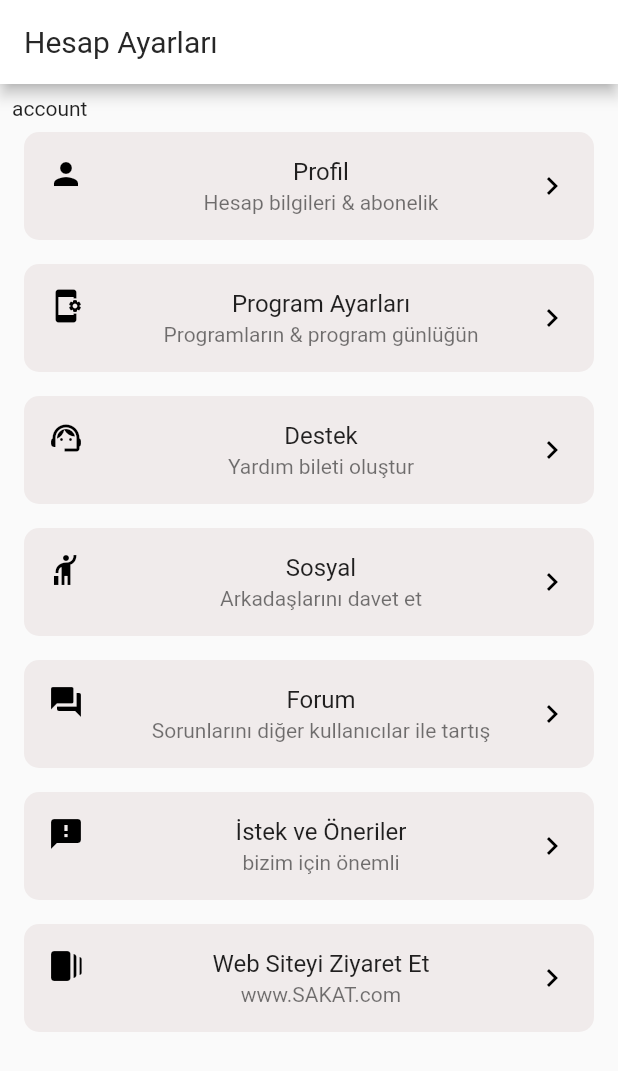
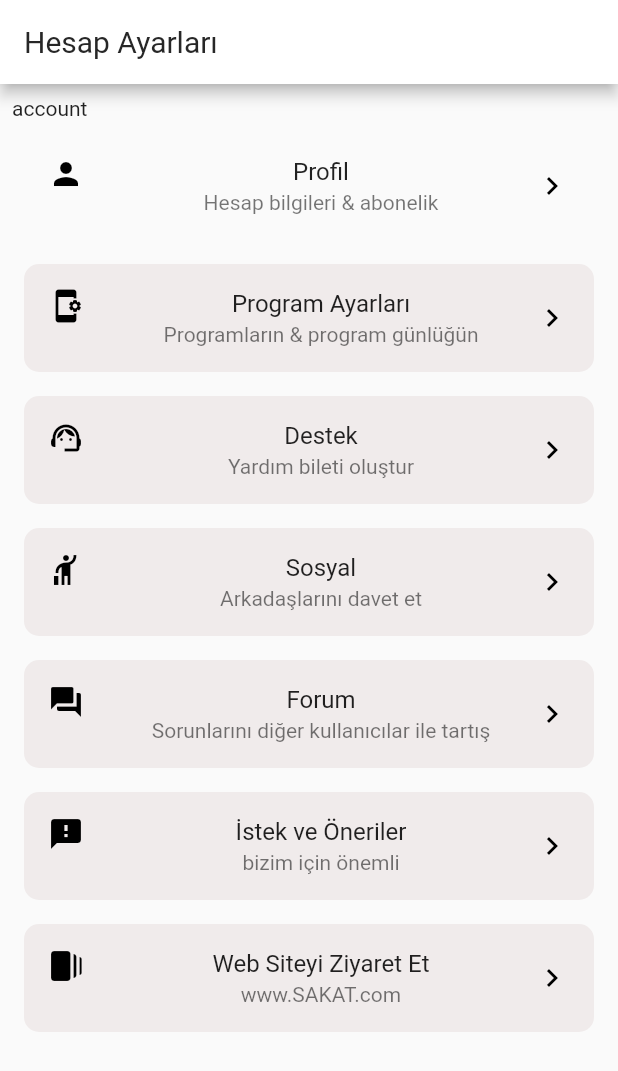
Before and after one commit to ahmetunal6/3301456_183301071, a Flutter app: the App_Setting screen opened directly, on a phone screen of 412 x 824 dp. Shown: the top 1071 px of the screen. Run offline on Flutter 3.47's test engine with Material 2 defaults, Android fonts, the phone set to English and light mode, and no system bars; our stand-ins replace dio, pie_chart, shared_preferences; accounts and stored records are empty.

Commit message:
son degisiklikler

```diff
--- a/lib/models/login-model.dart
+++ b/lib/models/login-model.dart
@@ -1,12 +1,14 @@
 class LoginModel {
   String? message;
   String? token;
+  String? id;
 
-  LoginModel({this.message, this.token});
+  LoginModel({this.message, this.token,this.id});
 
   LoginModel.fromJson(Map<String, dynamic> json) {
     message = json['message'];
     token = json['token'];
+    id=json['id'];
 
   }
 
@@ -14,6 +16,7 @@ class LoginModel {
     final Map<String, dynamic> data = new Map<String, dynamic>();
     data['message'] = this.message;
     data['token'] = this.token;
+    data['id']=this.id;
     return data;
   }
 }
--- a/lib/pages/register.dart
+++ b/lib/pages/register.dart
@@ -102,9 +102,10 @@ class SignUpPage extends StatelessWidget {
                 padding: const EdgeInsets.all(8.0),
                 child: TextFormField(
                   controller: _passwordController,
+                  obscureText: true,
                   decoration: const InputDecoration(
                     border: OutlineInputBorder(),
-                    labelText: 'Kullanıcı Adı',
+                    labelText: 'Şifre',
                   ),
                 ),
               ),
--- a/lib/pages/setttings.dart
+++ b/lib/pages/setttings.dart
@@ -1,17 +1,18 @@
-
 // ignore_for_file: camel_case_types
 
 import 'package:flutter/material.dart';
+import 'package:flutter_application_1/pages/user_profil.dart';
+
 class App_Setting extends StatelessWidget {
   const App_Setting({Key? key}) : super(key: key);
 
   @override
   Widget build(BuildContext context) {
-
     return Scaffold(
       appBar: AppBar(
         title: const Text(
-              "Hesap Ayarları",              style:  TextStyle(
+          "Hesap Ayarları",
+          style: TextStyle(
               color: Color.fromARGB(255, 39, 39, 39),
               fontWeight: FontWeight.w400),
         ),
@@ -23,157 +24,177 @@ class App_Setting extends StatelessWidget {
         padding: const EdgeInsets.all(8.0),
         child: SingleChildScrollView(
           child: Column(
-
             children: [
-
               Row(
                 mainAxisAlignment: MainAxisAlignment.start,
                 children: const [
-
                   Text("account"),
                 ],
               ),
-
-
               Padding(
-
+                padding: const EdgeInsets.all(8.0),
+                child: InkWell(
+                  onTap: () {
+                    Navigator.push(
+                      context,
+                      MaterialPageRoute(
+                          builder: (context) => UserProfilePage()),
+                    );
+                  },
+                  child: const ListTile(
+                      title: Center(child: Text("Profil")),
+                      subtitle: Center(
+                        child: Text("Hesap bilgileri & abonelik"),
+                      ),
+                      leading: Icon(
+                        Icons.person,
+                        color: Colors.black,
+                      ),
+                      trailing: Icon(
+                        Icons.chevron_right,
+                        color: Colors.black,
+                      )),
+                ),
+              ),
+              Padding(
                 padding: const EdgeInsets.all(8.0),
                 child: Container(
-
                   decoration: BoxDecoration(
                     borderRadius: BorderRadius.circular(10),
                     color: const Color.fromARGB(255, 240, 235, 235),
-
                   ),
-                      child: const ListTile(title: Center(child: Text("Profil")),
-                      subtitle:Center(child: Text("Hesap bilgileri & abonelik"),),
-
-                      leading: Icon(Icons.person,color: Colors.black,),
-                      trailing: Icon(Icons.chevron_right,color: Colors.black,)),
+                  child: const ListTile(
+                      title: Center(child: Text("Program Ayarları")),
+                      subtitle: Center(
+                        child: Text("Programların & program günlüğün"),
+                      ),
+                      leading: Icon(
+                        Icons.app_settings_alt,
+                        color: Colors.black,
+                      ),
+                      trailing: Icon(
+                        Icons.chevron_right,
+                        color: Colors.black,
+                      )),
                 ),
               ),
               Padding(
-
                 padding: const EdgeInsets.all(8.0),
                 child: Container(
-
                   decoration: BoxDecoration(
                     borderRadius: BorderRadius.circular(10),
                     color: const Color.fromARGB(255, 240, 235, 235),
-
                   ),
-                      child: const ListTile(title: Center(child: Text("Program Ayarları")),
-                      subtitle:Center(child: Text("Programların & program günlüğün"),),
-
-                      leading: Icon(Icons.app_settings_alt,color: Colors.black,),
-                      trailing: Icon(Icons.chevron_right,color: Colors.black,)),
+                  child: const ListTile(
+                      title: Center(child: Text("Destek")),
+                      subtitle: Center(
+                        child: Text("Yardım bileti oluştur"),
+                      ),
+                      leading: Icon(
+                        Icons.support_agent,
+                        color: Colors.black,
+                      ),
+                      trailing: Icon(
+                        Icons.chevron_right,
+                        color: Colors.black,
+                      )),
                 ),
               ),
               Padding(
-
                 padding: const EdgeInsets.all(8.0),
                 child: Container(
-
                   decoration: BoxDecoration(
                     borderRadius: BorderRadius.circular(10),
                     color: const Color.fromARGB(255, 240, 235, 235),
-
                   ),
-                      child: const ListTile(title: Center(child: Text("Destek")),
-                      subtitle:Center(child: Text("Yardım bileti oluştur"),),
-
-                      leading: Icon(Icons.support_agent,color: Colors.black,),
-                      trailing: Icon(Icons.chevron_right,color: Colors.black,)),
+                  child: const ListTile(
+                      title: Center(child: Text("Sosyal")),
+                      subtitle: Center(
+                        child: Text("Arkadaşlarını davet et"),
+                      ),
+                      leading: Icon(
+                        Icons.hail_sharp,
+                        color: Colors.black,
+                      ),
+                      trailing: Icon(
+                        Icons.chevron_right,
+                        color: Colors.black,
+                      )),
                 ),
               ),
               Padding(
-
                 padding: const EdgeInsets.all(8.0),
                 child: Container(
-
                   decoration: BoxDecoration(
                     borderRadius: BorderRadius.circular(10),
                     color: const Color.fromARGB(255, 240, 235, 235),
-
                   ),
-                      child: const ListTile(title: Center(child: Text("Sosyal")),
-                      subtitle:Center(child: Text("Arkadaşlarını davet et"),),
-
-                      leading: Icon(Icons.hail_sharp,color: Colors.black,),
-                      trailing: Icon(Icons.chevron_right,color: Colors.black,)),
+                  child: const ListTile(
+                      title: Center(child: Text("Forum")),
+                      subtitle: Center(
+                        child:
+                            Text("Sorunlarını diğer kullanıcılar ile tartış"),
+                      ),
+                      leading: Icon(
+                        Icons.forum,
+                        color: Colors.black,
+                      ),
+                      trailing: Icon(
+                        Icons.chevron_right,
+                        color: Colors.black,
+                      )),
                 ),
               ),
-
               Padding(
-
                 padding: const EdgeInsets.all(8.0),
                 child: Container(
-
                   decoration: BoxDecoration(
                     borderRadius: BorderRadius.circular(10),
                     color: const Color.fromARGB(255, 240, 235, 235),
-
                   ),
-                      child: const ListTile(title: Center(child: Text("Forum")),
-                      subtitle:Center(child: Text("Sorunlarını diğer kullanıcılar ile tartış"),),
-
-                      leading: Icon(Icons.forum,color: Colors.black,),
-                      trailing: Icon(Icons.chevron_right,color: Colors.black,)),
+                  child: const ListTile(
+                      title: Center(
+                        child: Text("İstek ve Öneriler"),
+                      ),
+                      subtitle: Center(
+                        child: Text("bizim için önemli"),
+                      ),
+                      leading: Icon(
+                        Icons.feedback,
+                        color: Colors.black,
+                      ),
+                      trailing: Icon(
+                        Icons.chevron_right,
+                        color: Colors.black,
+                      )),
                 ),
               ),
               Padding(
-
                 padding: const EdgeInsets.all(8.0),
                 child: Container(
-
                   decoration: BoxDecoration(
                     borderRadius: BorderRadius.circular(10),
                     color: const Color.fromARGB(255, 240, 235, 235),
-
                   ),
-                      child: const ListTile(title: Center(child: Text("İstek ve Öneriler"),),
-                      subtitle:Center(child: Text("bizim için önemli"),),
-
-                      leading: Icon(Icons.feedback,color: Colors.black,),
-                      trailing: Icon(Icons.chevron_right,color: Colors.black,)),
-
-
+                  child: const ListTile(
+                      title: Center(child: Text("Web Siteyi Ziyaret Et")),
+                      subtitle: Center(
+                        child: Text("www.SAKAT.com"),
+                      ),
+                      leading: Icon(
+                        Icons.web_stories,
+                        color: Colors.black,
+                      ),
+                      trailing: Icon(
+                        Icons.chevron_right,
+                        color: Colors.black,
+                      )),
                 ),
               ),
-
-
-                   Padding(
-
-                    padding: const EdgeInsets.all(8.0),
-                    child: Container(
-
-                      decoration: BoxDecoration(
-                      borderRadius: BorderRadius.circular(10),
-                      color: const Color.fromARGB(255, 240, 235, 235),
-
-                      ),
-                      child: const ListTile(title: Center(child: Text("Web Siteyi Ziyaret Et")),
-                      subtitle:Center(child: Text("www.SAKAT.com"),),
-
-                      leading: Icon(Icons.web_stories,color: Colors.black,),
-                      trailing: Icon(Icons.chevron_right,color: Colors.black,)),
-                    ),
-                  ),
-
-
-
-
-
-
-
-
-
-
             ],
           ),
         ),
       ),
-
     );
   }
 }
```
Also changed, not shown: lib/pages/home_page.dart (+45 -10 lines), lib/pages/login_view.dart (+63 -36 lines), lib/pages/user_profil.dart (added, +107 -0 lines). Lines whose indentation alone changed are shown as unchanged.
